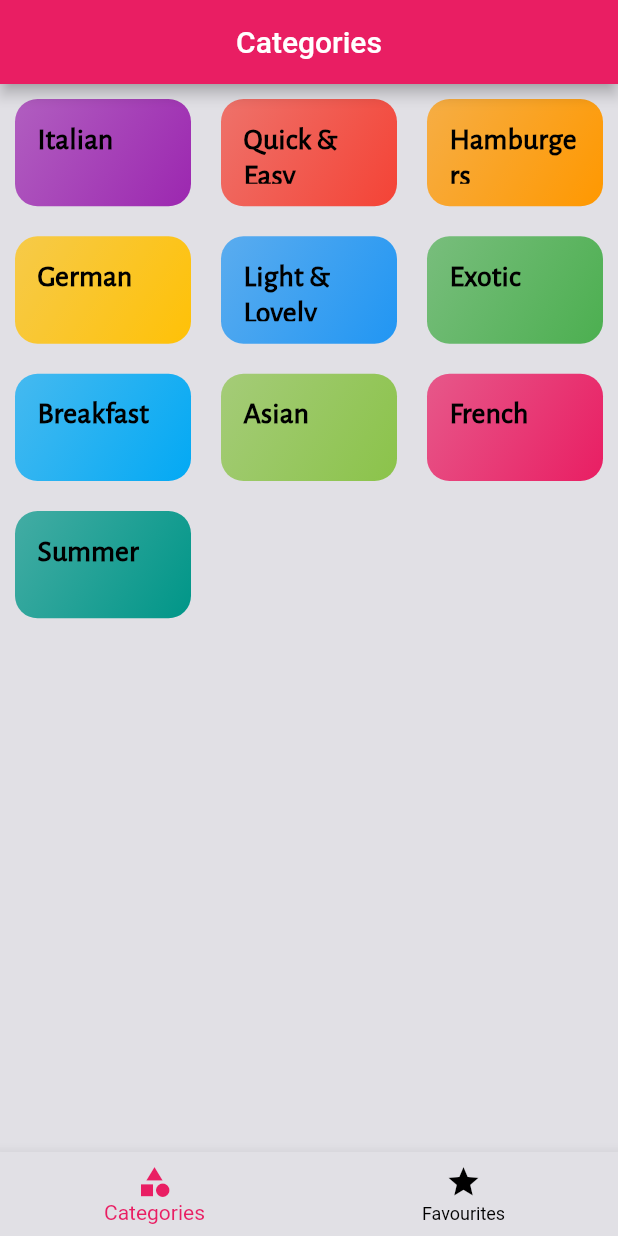
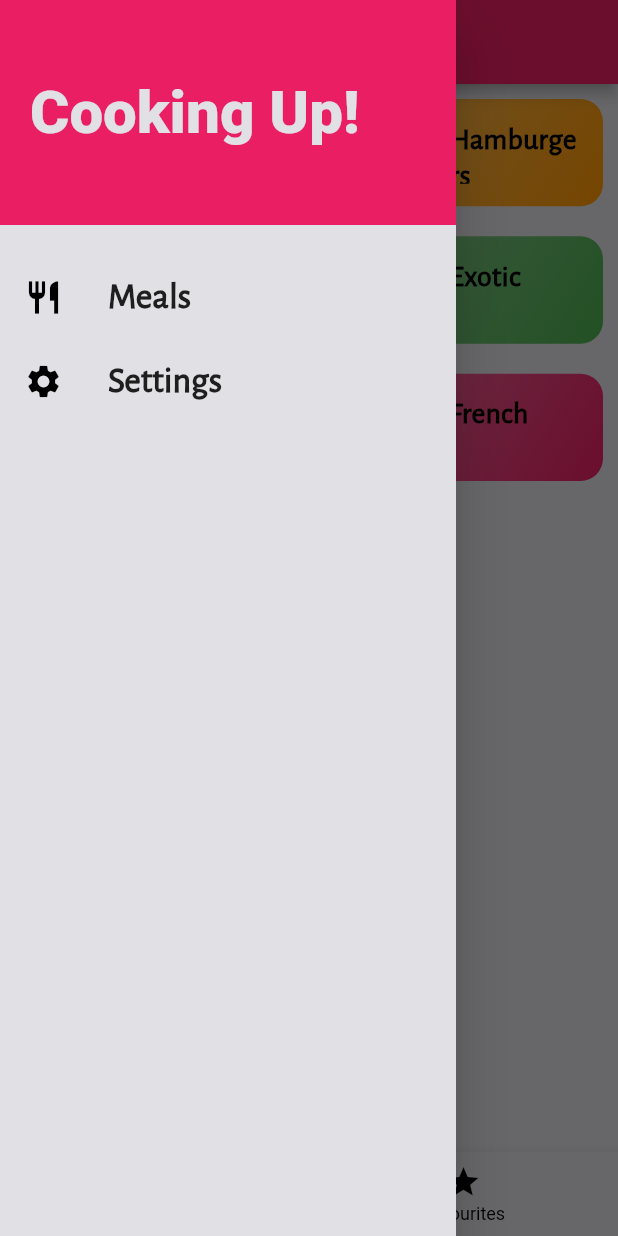
Before and after one commit to Shubh0405/Flutter-navigation-meals-app, a Flutter app: the screen it shows after launch, with the side drawer open (before the commit the screen has no drawer), on a phone screen of 412 x 824 dp. Run offline on Flutter 3.47's test engine with Material 2 defaults, Android fonts, the phone set to English and light mode, and no system bars.

Commit message:
main drawer added

```diff
--- a/navigation_meals/lib/screens/tab_screen.dart
+++ b/navigation_meals/lib/screens/tab_screen.dart
@@ -1,4 +1,5 @@
 import 'package:flutter/material.dart';
+import '/widgets/main_drawer.dart';
 import '/screens/categories_screen.dart';
 import '/screens/favourites_screen.dart';
 
@@ -31,6 +32,7 @@ class _TabScreenState extends State<TabScreen> {
         centerTitle: true,
       ),
       body: _screenList[_selectedPageIndex]['screen'] as Widget,
+      drawer: MainDrawer(),
       bottomNavigationBar: BottomNavigationBar(
         onTap: _selectScreen,
         backgroundColor: Theme.of(context).canvasColor,
--- /dev/null
+++ b/navigation_meals/lib/widgets/main_drawer.dart
@@ -0,0 +1,52 @@
+import 'package:flutter/material.dart';
+
+class MainDrawer extends StatelessWidget {
+  const MainDrawer({super.key});
+
+  Widget listTileBuilder(String title, IconData icon) {
+    return ListTile(
+      leading: Icon(
+        icon,
+        size: 26,
+        color: Colors.black,
+      ),
+      title: Text(
+        title,
+        style: const TextStyle(
+            fontWeight: FontWeight.bold,
+            fontSize: 24,
+            fontFamily: 'AlegreyaSans'),
+      ),
+      onTap: (() {}),
+    );
+  }
+
+  @override
+  Widget build(BuildContext context) {
+    return Drawer(
+      child: Column(
+        children: [
+          Container(
+            height: 150,
+            width: double.infinity,
+            color: Theme.of(context).primaryColor,
+            padding: EdgeInsets.all(20),
+            alignment: Alignment.centerLeft,
+            child: Text(
+              'Cooking Up!',
+              style: TextStyle(
+                  fontWeight: FontWeight.w900,
+                  fontSize: 40,
+                  color: Theme.of(context).canvasColor),
+            ),
+          ),
+          SizedBox(
+            height: 20,
+          ),
+          listTileBuilder('Meals', Icons.restaurant),
+          listTileBuilder('Settings', Icons.settings)
+        ],
+      ),
+    );
+  }
+}
```
